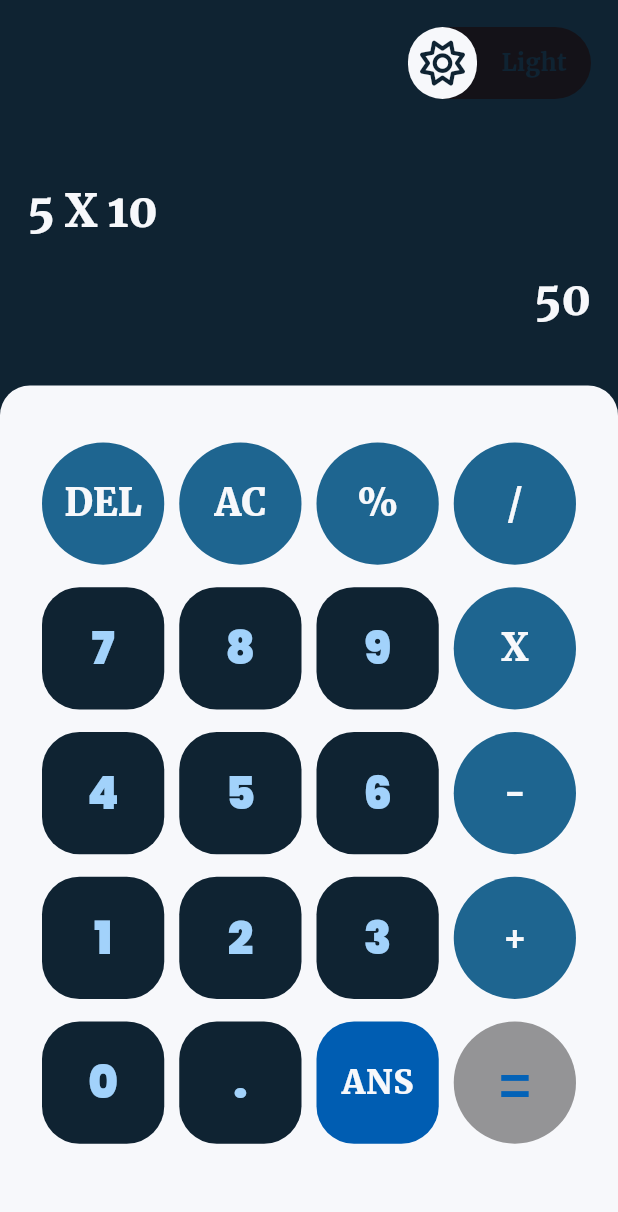
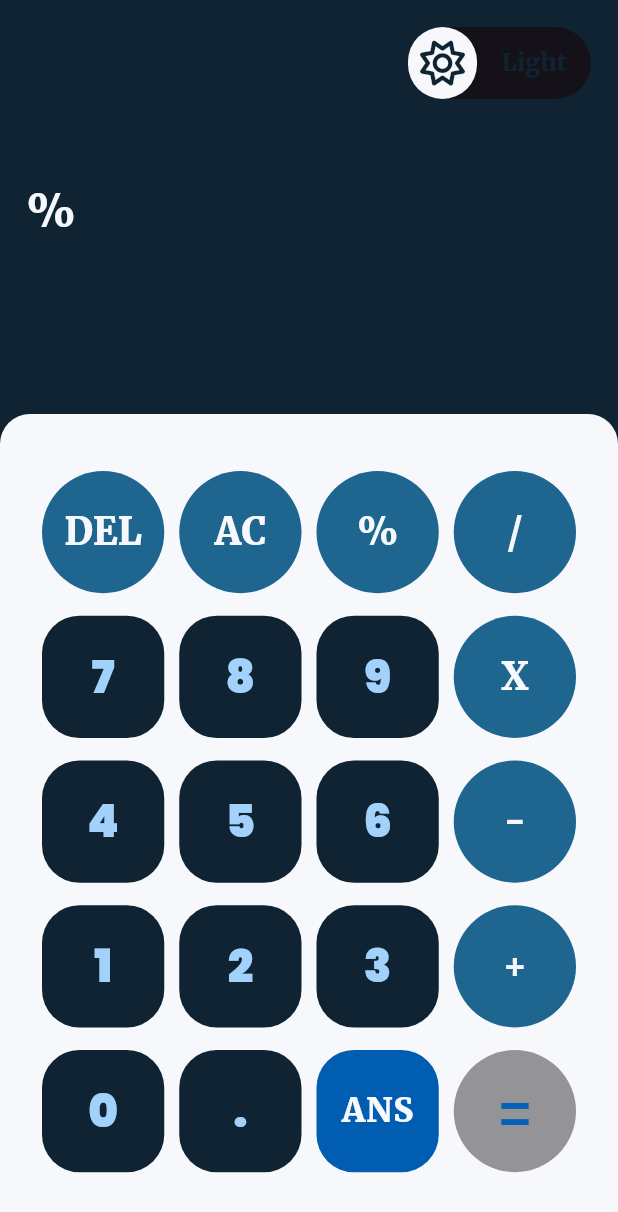
Before and after one commit to esraa-mohamad/calculator-app, a Flutter app: the screen it shows after launch, after a tap on an icon or button, on a phone screen of 412 x 824 dp. Shown: the top 1212 px of the screen. Run offline on Flutter 3.47's test engine with Material 3 defaults, Android fonts, the phone set to English and light mode, and no system bars; drawn by our look-alikes of animated_toggle_switch; our stand-ins replace font_awesome_flutter, go_router, lottie; missing offline and left inert: expressions.

Commit message:
using provider in calculation section and result , all done

```diff
--- /dev/null
+++ b/lib/data/provider/calculator_provider.dart
@@ -0,0 +1,83 @@
+import 'package:flutter/material.dart';
+import 'package:expressions/expressions.dart';
+
+class CalculatorProvider extends ChangeNotifier {
+  String _display = '';
+  String _expression = '';
+  String _error = '';
+  String _lastResult = '';
+  bool _isLastActionEquals = false;
+
+  String get display => _display;
+
+  String get result => _expression;
+
+  String get error => _error;
+
+  void buttonPressed(String buttonText) {
+    if (buttonText == 'AC') {
+      _clear();
+    } else if (buttonText == 'DEL') {
+      _delete();
+    } else if (buttonText == '=') {
+      _calculate();
+    } else if (buttonText == 'ANS') {
+      _useAns();
+    } else {
+      _appendExpression(buttonText);
+    }
+    notifyListeners();
+  }
+
+  void _clear() {
+    _display = '';
+    _expression = '';
+    _error = '';
+    _isLastActionEquals = false;
+    //_lastResult ='';
+  }
+
+  void _delete() {
+    if (_expression.isNotEmpty) {
+      _expression = _expression.substring(0, _expression.length - 1);
+    }
+    _display = '';
+    _error = '';
+  }
+
+  void _calculate() {
+    try {
+      const evaluator = ExpressionEvaluator();
+      final expression = Expression.parse(_expression.replaceAll('X', '*'));
+      final result = evaluator.eval(expression, {});
+      _display = result.toString();
+      //_expression = _display;
+      _lastResult = _display;
+      _isLastActionEquals = true;
+    } catch (e) {
+      _error = 'Mathematical Error';
+      _display = '';
+      _expression = '';
+    }
+  }
+
+  void _appendExpression(String value) {
+    if (_isLastActionEquals) {
+      _expression = _lastResult;
+      _display = '';
+      _isLastActionEquals = false;
+    }
+    if (_display == '0' && value != '.') {
+      _expression = value;
+    } else {
+      _expression += value;
+    }
+    //_display = _expression;
+  }
+
+  void _useAns() {
+    if (_lastResult.isNotEmpty) {
+      _expression += _lastResult;
+    }
+  }
+}
--- a/lib/main.dart
+++ b/lib/main.dart
@@ -2,13 +2,17 @@ import 'package:calculator_app/presentation/resources/routes_manager.dart';
 import 'package:flutter/material.dart';
 import 'package:provider/provider.dart';
 
+import 'data/provider/calculator_provider.dart';
 import 'data/theme/change_theme.dart';
 import 'presentation/resources/change_theme_data.dart';
 
 void main() {
   runApp(
-    ChangeNotifierProvider(
-      create: (_) => ThemeProvider(),
+    MultiProvider(
+      providers: [
+       ChangeNotifierProvider(create: (_) =>ThemeProvider()),
+        ChangeNotifierProvider(create: (_) => CalculatorProvider()),
+      ],
       child: const MyApp(),
     ),
   );
--- a/lib/presentation/widgets/circle_shape.dart
+++ b/lib/presentation/widgets/circle_shape.dart
@@ -10,31 +10,39 @@ class CircleShape extends StatelessWidget {
   const CircleShape(
       {super.key,
       required this.text,
-      this.circleColor, this.textColor, this.fontSize});
+      this.circleColor,
+      this.textColor,
+      this.fontSize,
+      this.onPressed});
 
   final String text;
-  final Color ? circleColor;
-  final Color ? textColor;
-  final double ? fontSize ;
+  final Color? circleColor;
+  final Color? textColor;
+  final double? fontSize;
+
+  final void Function()? onPressed;
 
   @override
   Widget build(BuildContext context) {
-    return Consumer<ThemeProvider>(
-        builder: (context , themeProvider , child) {
-          final color = circleColor ?? (themeProvider.isDarkTheme ? ColorManager.lightBlue : ColorManager.lightDarkBlue);
+    return Consumer<ThemeProvider>(builder: (context, themeProvider, child) {
+      final color = circleColor ??
+          (themeProvider.isDarkTheme
+              ? ColorManager.lightBlue
+              : ColorManager.lightDarkBlue);
       return CircleAvatar(
         backgroundColor: color,
         radius: AppSize.s40,
         child: TextButton(
-              onPressed: () {},
-              child: Text(text, style: StyleManager.getStyleRegular(context)!.copyWith(
-                color: textColor ,
+          onPressed: onPressed,
+          child: Text(
+            text,
+            style: StyleManager.getStyleRegular(context)!.copyWith(
+              color: textColor,
               fontSize: fontSize,
             ),
           ),
         ),
       );
-        }
-    );
+    });
   }
 }
--- a/lib/presentation/widgets/result_section.dart
+++ b/lib/presentation/widgets/result_section.dart
@@ -1,13 +1,17 @@
+import 'package:calculator_app/data/provider/calculator_provider.dart';
+import 'package:calculator_app/presentation/resources/fonts_manager.dart';
 import 'package:flutter/material.dart';
+import 'package:provider/provider.dart';
 
 import '../resources/style_manager.dart';
 import '../resources/values_manager.dart';
 
 class ResultSection extends StatelessWidget {
   const ResultSection({super.key});
-
   @override
   Widget build(BuildContext context) {
+    return Consumer<CalculatorProvider>(
+        builder: (context , calculatorProvider , child){
           return Container(
             padding: const EdgeInsets.symmetric(
                 horizontal: AppPadding.p18,
@@ -17,7 +21,7 @@ class ResultSection extends StatelessWidget {
               crossAxisAlignment: CrossAxisAlignment.start,
               children: [
                 Text(
-            '5 X 10' ,
+                  calculatorProvider.result ,
                   style: StyleManager.getStyleMedium(context),
                 ),
                 const SizedBox(
@@ -26,8 +30,18 @@ class ResultSection extends StatelessWidget {
                 Align(
                   alignment: Alignment.bottomRight,
                   child: Text(
-              '50' ,
+                    calculatorProvider.display ,
                     style: StyleManager.getStyleMedium(context),
+                  ),
+                ),
+                Align(
+                  alignment: Alignment.bottomRight,
+                  child: Text(
+                    calculatorProvider.error ,
+                    style: StyleManager.getStyleMedium(context)?.copyWith(
+                      color: Colors.red ,
+                      fontSize: FontSize.s18
+                    ),
                   ),
                 ),
 
@@ -35,4 +49,6 @@ class ResultSection extends StatelessWidget {
             ),
           );
         }
+    );
   }
+}
--- a/lib/presentation/widgets/square_shape.dart
+++ b/lib/presentation/widgets/square_shape.dart
@@ -13,7 +13,8 @@ class SquareShape extends StatelessWidget {
       this.fontSize,
       this.fontFamily,
       this.colorText,
-      this.colorShape});
+      this.colorShape,
+      this.onPressed});
 
   final String text;
 
@@ -22,19 +23,22 @@ class SquareShape extends StatelessWidget {
   final String? fontFamily;
   final Color? colorText;
   final Color? colorShape;
+  final void Function()? onPressed;
 
   @override
   Widget build(BuildContext context) {
-    return Consumer<ThemeProvider>(
-        builder: (context , themeProvider , child){
-          final color = colorShape ?? (themeProvider.isDarkTheme ? ColorManager.lightBabyBlue : ColorManager.darkBlue);
+    return Consumer<ThemeProvider>(builder: (context, themeProvider, child) {
+      final color = colorShape ??
+          (themeProvider.isDarkTheme
+              ? ColorManager.lightBabyBlue
+              : ColorManager.darkBlue);
       return Container(
         decoration: BoxDecoration(
           borderRadius: BorderRadius.circular(AppSize.s25),
-                color:color,
+          color: color,
         ),
         child: TextButton(
-              onPressed: () {},
+          onPressed: onPressed,
           child: Text(
             text,
             style: StyleManager.getStyleSemiBold(context)?.copyWith(
@@ -45,7 +49,6 @@ class SquareShape extends StatelessWidget {
           ),
         ),
       );
-        }
-    );
+    });
   }
 }
--- a/pubspec.yaml
+++ b/pubspec.yaml
@@ -40,6 +40,7 @@ dependencies:
   animated_toggle_switch: ^0.8.2
   font_awesome_flutter: ^10.7.0
   provider: ^6.1.2
+  expressions: ^0.2.5+1
 
 dev_dependencies:
   flutter_test:
```
Also changed, not shown: lib/presentation/widgets/calculator_section.dart (+24 -3 lines), pubspec.lock. Lines whose indentation alone changed are shown as unchanged.
